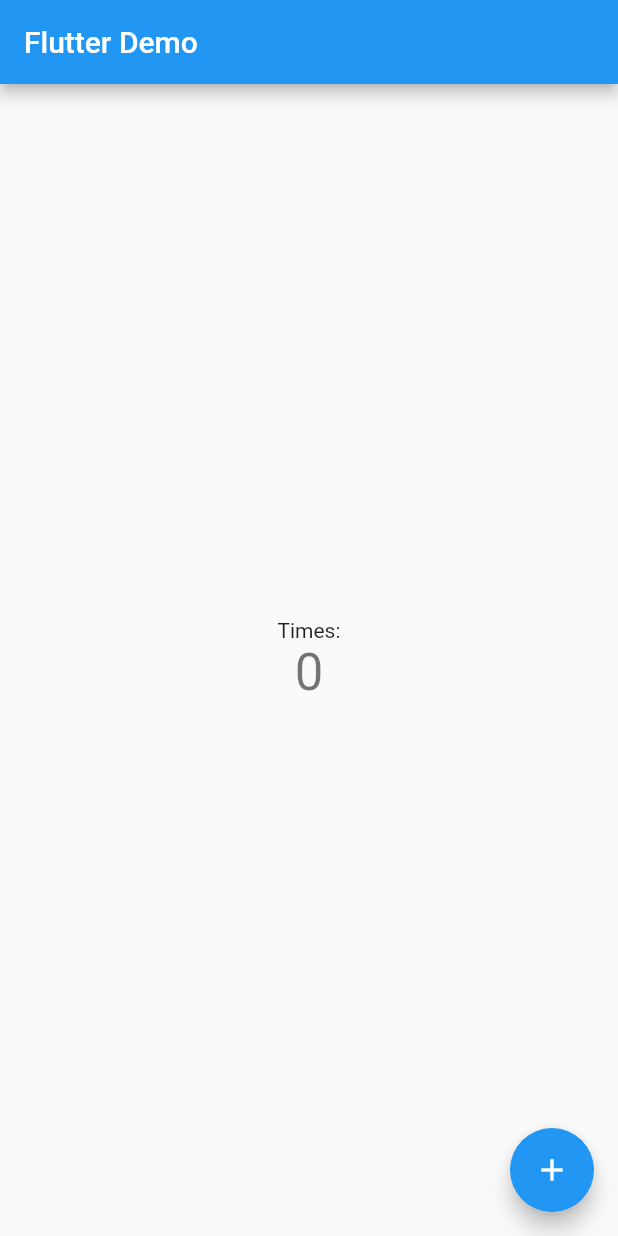
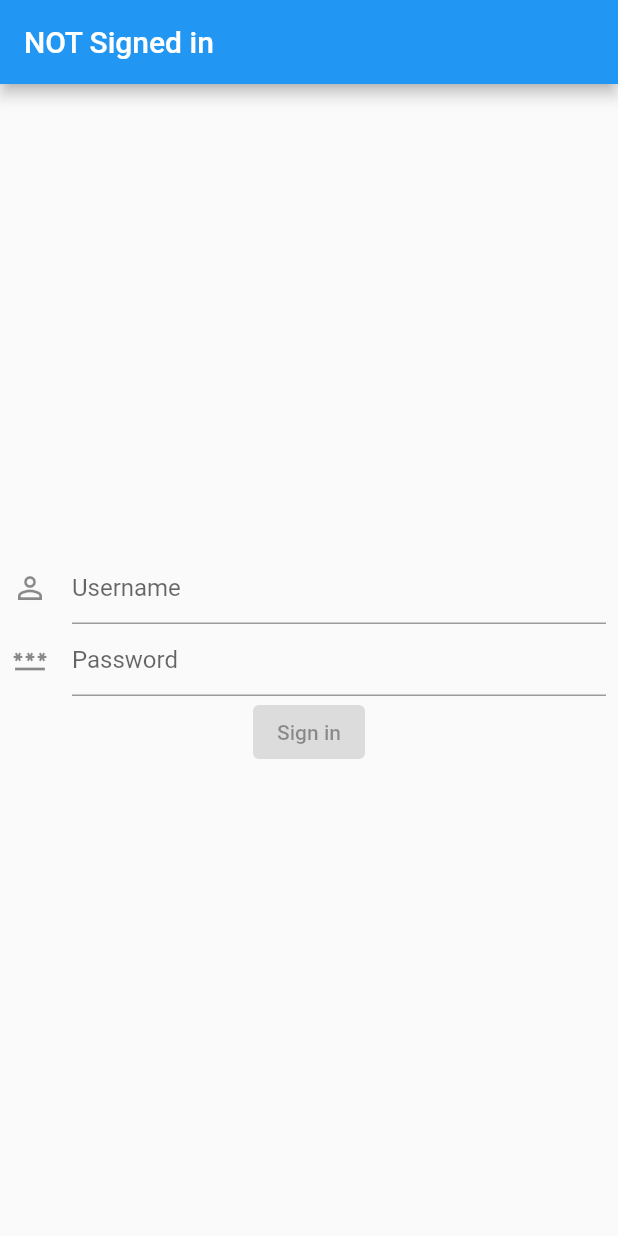
Before and after one commit to hoangph271/fso_app, a Flutter app: the screen it shows after launch, on a phone screen of 412 x 824 dp. Run offline on Flutter 3.47's test engine with Material 2 defaults, Android fonts, the phone set to English and light mode, and no system bars.

Commit message:
[Add] LoginForm

```diff
--- /dev/null
+++ b/lib/forms/login_form.dart
@@ -0,0 +1,46 @@
+import 'package:flutter/material.dart';
+
+class LoginForm extends StatefulWidget {
+  LoginForm({Key? key, required this.onSignIn}) : super(key: key);
+  final void Function(String) onSignIn;
+  final TextEditingController usernameController = TextEditingController();
+
+  @override
+  State<LoginForm> createState() => _LoginFormState();
+}
+
+class _LoginFormState extends State<LoginForm> {
+  @override
+  Widget build(BuildContext context) {
+    return Form(
+      child: Padding(
+        padding: const EdgeInsets.only(left: 8.0, right: 8.0),
+        child: Column(
+          mainAxisAlignment: MainAxisAlignment.center,
+          children: [
+            TextFormField(
+              controller: widget.usernameController,
+              decoration: const InputDecoration(
+                  hintText: 'Username', icon: Icon(Icons.person_outline)),
+            ),
+            TextFormField(
+              decoration: const InputDecoration(
+                  hintText: 'Password', icon: Icon(Icons.password_outlined)),
+            ),
+            ValueListenableBuilder<TextEditingValue>(
+                valueListenable: widget.usernameController,
+                builder: (_, value, __) {
+                  return ElevatedButton(
+                      onPressed: value.text.isEmpty
+                          ? null
+                          : () {
+                              widget.onSignIn(widget.usernameController.text);
+                            },
+                      child: const Text('Sign in'));
+                })
+          ],
+        ),
+      ),
+    );
+  }
+}
--- a/lib/fso_auth_model.dart
+++ b/lib/fso_auth_model.dart
@@ -6,6 +6,10 @@ class FsoAuthModel extends ChangeNotifier {
   void signin(String username) {
     _username = username;
     notifyListeners();
+  }
+
+  String? username() {
+    return _username;
   }
 
   void signout() {
--- a/lib/main.dart
+++ b/lib/main.dart
@@ -1,7 +1,13 @@
 import 'package:flutter/material.dart';
+import 'package:fso_app/forms/login_form.dart';
+import 'package:fso_app/fso_auth_model.dart';
+import 'package:provider/provider.dart';
 
 void main() {
-  runApp(const FsoApp());
+  runApp(ChangeNotifierProvider(
+    create: (context) => FsoAuthModel(),
+    child: const FsoApp(),
+  ));
 }
 
 class FsoApp extends StatelessWidget {
@@ -9,59 +15,69 @@ class FsoApp extends StatelessWidget {
 
   @override
   Widget build(BuildContext context) {
+    return Consumer<FsoAuthModel>(builder: (context, authModel, _) {
       return MaterialApp(
         title: 'Flutter',
         theme: ThemeData(
           primarySwatch: Colors.blue,
         ),
-      home: const MyHomePage(title: 'Flutter Demo'),
+        home: MyHomePage(
+          onSigninClicked: () {
+            authModel.signin('username');
+          },
+        ),
       );
+    });
   }
 }
 
 class MyHomePage extends StatefulWidget {
-  const MyHomePage({Key? key, required this.title}) : super(key: key);
-
-  final String title;
+  const MyHomePage({Key? key, required this.onSigninClicked}) : super(key: key);
+  final VoidCallback onSigninClicked;
 
   @override
   State<MyHomePage> createState() => _MyHomePageState();
 }
 
 class _MyHomePageState extends State<MyHomePage> {
-  int _counter = 0;
-
-  void _incrementCounter() {
-    setState(() {
-      _counter++;
-    });
-  }
-
   @override
   Widget build(BuildContext context) {
+    return Consumer<FsoAuthModel>(
+      builder: (_, authModel, ___) {
         return Scaffold(
           appBar: AppBar(
-        title: Text(widget.title),
+            title: Text(authModel.username() ?? 'NOT Signed in'),
           ),
           body: Center(
-        child: Column(
+            child: authModel.isAuthed()
+                ? Column(
                     mainAxisAlignment: MainAxisAlignment.center,
                     children: <Widget>[
-            const Text(
-              'Times:',
-            ),
-            Text(
-              '$_counter',
-              style: Theme.of(context).textTheme.headline4,
-            ),
+                      Text(authModel.username() ?? 'NOT signed in'),
+                      TextButton(
+                          onPressed: () {
+                            if (authModel.isAuthed()) {
+                              authModel.signout();
+                            } else {
+                              authModel.signin('username');
+                            }
+                          },
+                          child: Text(
+                              authModel.isAuthed() ? 'Sign out' : 'Sign in'))
                     ],
+                  )
+                : LoginForm(
+                    onSignIn: (username) {
+                      if (authModel.isAuthed()) {
+                        authModel.signout();
+                      } else {
+                        authModel.signin(username);
+                      }
+                    },
                   ),
           ),
-      floatingActionButton: FloatingActionButton(
-        onPressed: _incrementCounter,
-        tooltip: 'Increment',
-        child: const Icon(Icons.add),
-      ),
+        );
+      },
     );
   }
 }
```
Also changed, not shown: 1 other file. Lines whose indentation alone changed are shown as unchanged.
